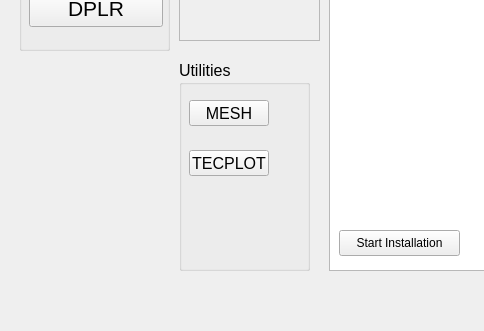
Before: the Qt Designer form design.ui in bahman2216/py2, drawn with Qt 5; both pictures show x 0 to 484 and y 275 to 606 of the 974 by 828 pixel window.
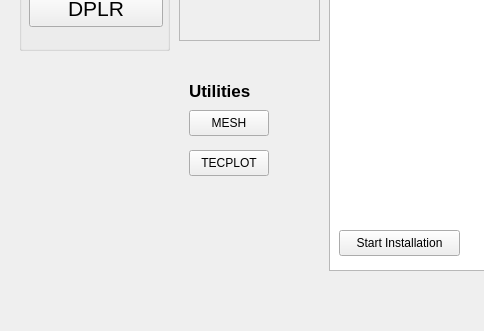
After: the same form once the commit is applied. Icons and pictures are not drawn.

Diff of the .ui file:
```diff
--- a/design.ui
+++ b/design.ui
@@ -263,70 +263,6 @@
           <normaloff>assets/images/contract.png</normaloff>assets/images/contract.png</iconset>
         </property>
        </widget>
-       <widget class="QGroupBox" name="utilGroupBox">
-        <property name="geometry">
-         <rect>
-          <x>170</x>
-          <y>300</y>
-          <width>131</width>
-          <height>211</height>
-         </rect>
-        </property>
-        <property name="font">
-         <font>
-          <pointsize>12</pointsize>
-          <weight>50</weight>
-          <bold>false</bold>
-          <kerning>false</kerning>
-         </font>
-        </property>
-        <property name="title">
-         <string>Utilities</string>
-        </property>
-        <widget class="QPushButton" name="meshPushButton">
-         <property name="geometry">
-          <rect>
-           <x>10</x>
-           <y>40</y>
-           <width>80</width>
-           <height>26</height>
-          </rect>
-         </property>
-         <property name="font">
-          <font>
-           <weight>50</weight>
-           <bold>false</bold>
-           <stylestrategy>PreferDefault</stylestrategy>
-           <kerning>false</kerning>
-          </font>
-         </property>
-         <property name="text">
-          <string>MESH</string>
-         </property>
-         <property name="autoDefault">
-          <bool>false</bool>
-         </property>
-         <property name="default">
-          <bool>false</bool>
-         </property>
-         <property name="flat">
-          <bool>false</bool>
-         </property>
-        </widget>
-        <widget class="QPushButton" name="tecplotPushButton">
-         <property name="geometry">
-          <rect>
-           <x>10</x>
-           <y>90</y>
-           <width>80</width>
-           <height>26</height>
-          </rect>
-         </property>
-         <property name="text">
-          <string>TECPLOT</string>
-         </property>
-        </widget>
-       </widget>
        <widget class="QPushButton" name="installButton">
         <property name="geometry">
          <rect>
@@ -582,7 +518,69 @@
          </property>
         </widget>
        </widget>
-       <zorder>utilGroupBox</zorder>
+       <widget class="QPushButton" name="tecplotPushButton">
+        <property name="geometry">
+         <rect>
+          <x>180</x>
+          <y>390</y>
+          <width>80</width>
+          <height>26</height>
+         </rect>
+        </property>
+        <property name="text">
+         <string>TECPLOT</string>
+        </property>
+       </widget>
+       <widget class="QPushButton" name="meshPushButton">
+        <property name="geometry">
+         <rect>
+          <x>180</x>
+          <y>350</y>
+          <width>80</width>
+          <height>26</height>
+         </rect>
+        </property>
+        <property name="font">
+         <font>
+          <weight>50</weight>
+          <bold>false</bold>
+          <stylestrategy>PreferDefault</stylestrategy>
+          <kerning>false</kerning>
+         </font>
+        </property>
+        <property name="text">
+         <string>MESH</string>
+        </property>
+        <property name="autoDefault">
+         <bool>false</bool>
+        </property>
+        <property name="default">
+         <bool>false</bool>
+        </property>
+        <property name="flat">
+         <bool>false</bool>
+        </property>
+       </widget>
+       <widget class="QLabel" name="label_3">
+        <property name="geometry">
+         <rect>
+          <x>180</x>
+          <y>320</y>
+          <width>81</width>
+          <height>21</height>
+         </rect>
+        </property>
+        <property name="font">
+         <font>
+          <pointsize>13</pointsize>
+          <weight>75</weight>
+          <bold>true</bold>
+         </font>
+        </property>
+        <property name="text">
+         <string>Utilities</string>
+        </property>
+       </widget>
        <zorder>appsFullscreen</zorder>
        <zorder>appsFullscreen_back</zorder>
        <zorder>textBrowser</zorder>
```
Left out of the diff: 3 changed lines with no effect on the pictures.
